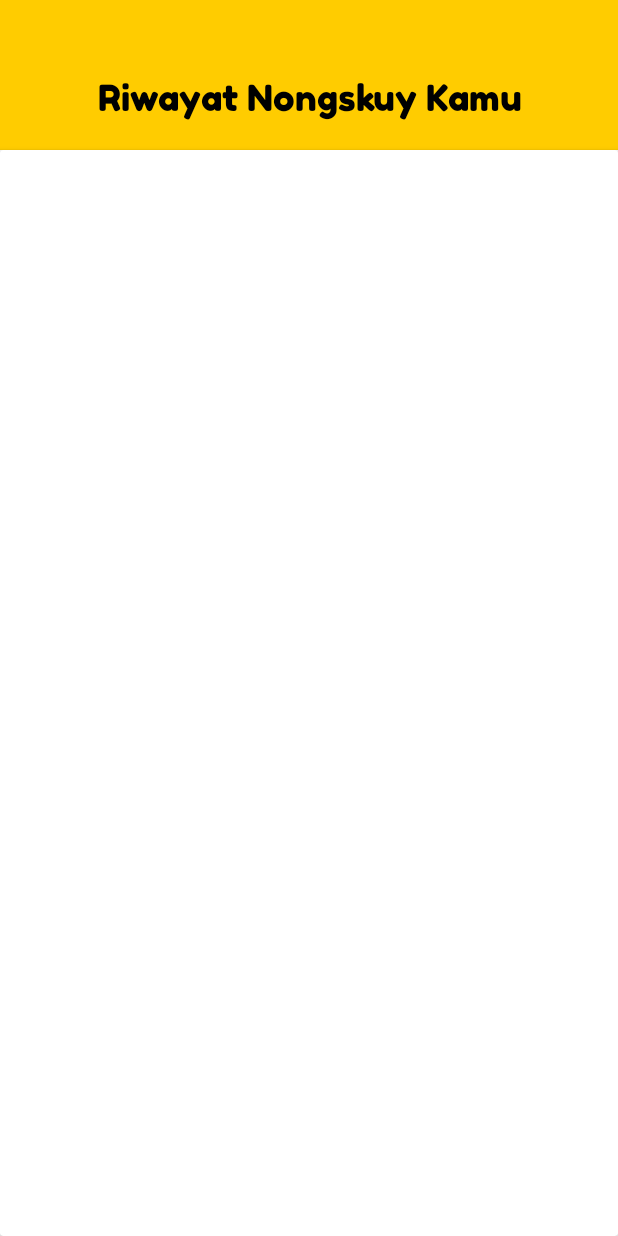
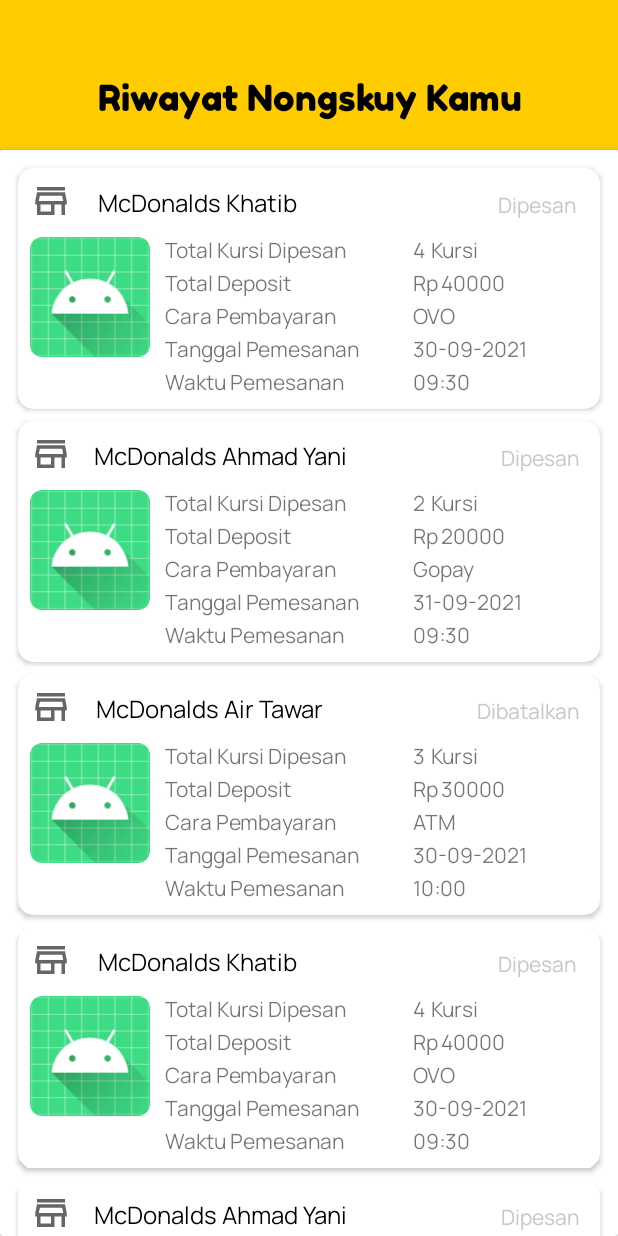
Before and after one commit to Deballl13/Nongsky, an Android app: the RiwayatPemesananTempatActivity screen opened directly, with no data from a screen before it, on a phone screen of 412 x 824 dp. Run offline under Robolectric (Android 15) with nearby library versions, the phone set to English and light mode, and no system bars; our stand-ins replace CircleImageView.

Commit message:
Java Riwayat Nongskuy

```diff
--- a/app/src/main/java/com/nongskuy/nongskuy/RiwayatPemesananTempatActivity.java
+++ b/app/src/main/java/com/nongskuy/nongskuy/RiwayatPemesananTempatActivity.java
@@ -1,14 +1,81 @@
 package com.nongskuy.nongskuy;
 
 import androidx.appcompat.app.AppCompatActivity;
+import androidx.recyclerview.widget.LinearLayoutManager;
+import androidx.recyclerview.widget.RecyclerView;
 
 import android.os.Bundle;
 
+import com.nongskuy.nongskuy.adapter.RiwayatNongskuyAdapter;
+import com.nongskuy.nongskuy.model.RiwayatNongskuy;
+
+import java.util.ArrayList;
+
 public class RiwayatPemesananTempatActivity extends AppCompatActivity {
+
+    RecyclerView rvRiwayatNongskuy;
+    RiwayatNongskuyAdapter riwayatNongskuyAdapter;
 
     @Override
     protected void onCreate(Bundle savedInstanceState) {
         super.onCreate(savedInstanceState);
         setContentView(R.layout.activity_riwayat_pemesanan_tempat);
+
+        riwayatNongskuyAdapter = new RiwayatNongskuyAdapter();
+        riwayatNongskuyAdapter.setListRiwayatNongskuy(dataDummy());
+
+        LinearLayoutManager layoutManager= new LinearLayoutManager(this);
+
+        rvRiwayatNongskuy = findViewById(R.id.rvRiwayatNongskuy);
+        rvRiwayatNongskuy.setAdapter(riwayatNongskuyAdapter);
+        rvRiwayatNongskuy.setLayoutManager(layoutManager);
+    }
+
+    public ArrayList<RiwayatNongskuy> dataDummy(){
+        ArrayList<RiwayatNongskuy> listRiwayatNongskuy = new ArrayList<>();
+        listRiwayatNongskuy.add(new RiwayatNongskuy("McDonalds Khatib",
+                "Dipesan",
+                4,
+                40000,
+                "OVO",
+                "30-09-2021",
+                "09:30"));
+        listRiwayatNongskuy.add(new RiwayatNongskuy("McDonalds Ahmad Yani",
+                "Dipesan",
+                2,
+                20000,
+                "Gopay",
+                "31-09-2021",
+                "09:30"));
+        listRiwayatNongskuy.add(new RiwayatNongskuy("McDonalds Air Tawar",
+                "Dibatalkan",
+                3,
+                30000,
+                "ATM",
+                "30-09-2021",
+                "10:00"));
+        listRiwayatNongskuy.add(new RiwayatNongskuy("McDonalds Khatib",
+                "Dipesan",
+                4,
+                40000,
+                "OVO",
+                "30-09-2021",
+                "09:30"));
+        listRiwayatNongskuy.add(new RiwayatNongskuy("McDonalds Ahmad Yani",
+                "Dipesan",
+                2,
+                20000,
+                "Gopay",
+                "31-09-2021",
+                "09:30"));
+        listRiwayatNongskuy.add(new RiwayatNongskuy("McDonalds Air Tawar",
+                "Dibatalkan",
+                3,
+                30000,
+                "ATM",
+                "30-09-2021",
+                "10:00"));
+
+        return listRiwayatNongskuy;
     }
 }
--- /dev/null
+++ b/app/src/main/java/com/nongskuy/nongskuy/adapter/RiwayatNongskuyAdapter.java
@@ -0,0 +1,68 @@
+package com.nongskuy.nongskuy.adapter;
+
+import android.animation.LayoutTransition;
+import android.view.LayoutInflater;
+import android.view.View;
+import android.view.ViewGroup;
+import android.widget.TextView;
+
+import androidx.annotation.NonNull;
+import androidx.recyclerview.widget.RecyclerView;
+
+import com.nongskuy.nongskuy.R;
+import com.nongskuy.nongskuy.model.RiwayatNongskuy;
+
+import java.util.ArrayList;
+
+public class RiwayatNongskuyAdapter extends RecyclerView.Adapter<RiwayatNongskuyAdapter.RiwayatNongskuyViewHolder>{
+
+    //View Holder
+    public class RiwayatNongskuyViewHolder extends RecyclerView.ViewHolder {
+        TextView textNamaToko,textStatusPesan, textTotalKursi, textTotalDeposit, textCaraBayar, textTglPesan, textWaktuPesan;
+        public RiwayatNongskuyViewHolder(@NonNull View itemView) {
+            super(itemView);
+            textNamaToko = itemView.findViewById(R.id.textNamaToko);
+            textStatusPesan = itemView.findViewById(R.id.textStatusPesan);
+            textTotalKursi = itemView.findViewById(R.id.textTotalKursi);
+            textTotalDeposit = itemView.findViewById(R.id.textTotalDeposit);
+            textCaraBayar= itemView.findViewById(R.id.textCaraBayar);
+            textTglPesan = itemView.findViewById(R.id.textTglPesan);
+            textWaktuPesan = itemView.findViewById(R.id.textWaktuPesan);
+
+        }
+    }
+
+    //Array List menampung dan set data yang ditampilkan
+    ArrayList<RiwayatNongskuy> listRiwayatNongskuy = new ArrayList<>();
+    public void setListRiwayatNongskuy(ArrayList<RiwayatNongskuy> listRiwayatNongskuy) {
+        this.listRiwayatNongskuy = listRiwayatNongskuy;
+        notifyDataSetChanged();
+    }
+
+    //Method adapter
+    @NonNull
+    @Override
+    public RiwayatNongskuyAdapter.RiwayatNongskuyViewHolder onCreateViewHolder(@NonNull ViewGroup parent, int viewType) {
+        LayoutInflater inflater = LayoutInflater.from(parent.getContext());
+        View view = inflater.inflate(R.layout.card_riwayat_pemesanan_tempat, parent,false);
+        RiwayatNongskuyViewHolder viewHolder = new RiwayatNongskuyViewHolder(view);
+        return viewHolder;
+    }
+
+    @Override
+    public void onBindViewHolder(@NonNull RiwayatNongskuyAdapter.RiwayatNongskuyViewHolder viewHolder, int position) {
+        RiwayatNongskuy riwayatNongskuy = listRiwayatNongskuy.get(position);
+        viewHolder.textNamaToko.setText(riwayatNongskuy.namaToko);
+        viewHolder.textStatusPesan.setText(riwayatNongskuy.statusPesan);
+        viewHolder.textTotalKursi.setText(riwayatNongskuy.totalKursi.toString());
+        viewHolder.textTotalDeposit.setText(riwayatNongskuy.totalDeposit.toString());
+        viewHolder.textCaraBayar.setText(riwayatNongskuy.caraBayar);
+        viewHolder.textTglPesan.setText(riwayatNongskuy.tglPesan);
+        viewHolder.textWaktuPesan.setText(riwayatNongskuy.waktuPesan);
+    }
+
+    @Override
+    public int getItemCount() {
+        return listRiwayatNongskuy.size();
+    }
+}
--- /dev/null
+++ b/app/src/main/java/com/nongskuy/nongskuy/model/RiwayatNongskuy.java
@@ -0,0 +1,23 @@
+package com.nongskuy.nongskuy.model;
+
+public class RiwayatNongskuy {
+    public String namaToko;
+    public String statusPesan;
+    public Integer totalKursi;
+    public Integer totalDeposit;
+    public String caraBayar;
+    public String tglPesan;
+    public String waktuPesan;
+
+    public RiwayatNongskuy() {}
+
+    public RiwayatNongskuy(String namaToko, String statusPesan, Integer totalKursi, Integer totalDeposit, String caraBayar, String tglPesan, String waktuPesan){
+        this.namaToko = namaToko;
+        this.statusPesan = statusPesan;
+        this.totalKursi = totalKursi;
+        this.totalDeposit = totalDeposit;
+        this.caraBayar = caraBayar;
+        this.tglPesan = tglPesan;
+        this.waktuPesan = waktuPesan;
+    }
+}
--- a/app/src/main/res/layout/activity_riwayat_pemesanan_tempat.xml
+++ b/app/src/main/res/layout/activity_riwayat_pemesanan_tempat.xml
@@ -4,7 +4,8 @@
     xmlns:tools="http://schemas.android.com/tools"
     android:layout_width="match_parent"
     android:layout_height="match_parent"
-    tools:context=".RiwayatPemesananTempatActivity">
+    tools:context=".RiwayatPemesananTempatActivity"
+    android:background="@color/background_gray">
 
     <androidx.appcompat.widget.Toolbar
         android:id="@+id/toolbarRiwayatPemesananTempat"
@@ -36,7 +37,8 @@
         android:id="@+id/cardRiwayatNongskuy"
         android:layout_width="match_parent"
         android:layout_height="match_parent"
-        android:layout_marginTop="100dp">
+        android:layout_marginTop="100dp"
+        android:background="@color/background_gray">
 
         <androidx.recyclerview.widget.RecyclerView
             android:id="@+id/rvRiwayatNongskuy"
--- a/app/src/main/res/layout/card_riwayat_pemesanan_tempat.xml
+++ b/app/src/main/res/layout/card_riwayat_pemesanan_tempat.xml
@@ -7,7 +7,8 @@
     android:layout_marginVertical="4dp"
     android:layout_marginHorizontal="12dp"
     android:layout_gravity="top"
-    app:cardCornerRadius="10dp">
+    app:cardCornerRadius="10dp"
+    android:background="@color/white">
 
     <androidx.constraintlayout.widget.ConstraintLayout
         android:layout_width="match_parent"
@@ -31,14 +32,14 @@
             android:text="McDonald's Ahmad Yani, Padang"
             android:textAlignment="textStart"
             android:textColor="@color/black"
-            android:textSize="16dp"
-            app:layout_constraintEnd_toEndOf="@+id/textStatusPesanan"
+            android:textSize="16sp"
+            app:layout_constraintEnd_toEndOf="@+id/textStatusPesan"
             app:layout_constraintHorizontal_bias="0.086"
             app:layout_constraintStart_toEndOf="@+id/logoStore"
             app:layout_constraintTop_toTopOf="parent" />
 
         <TextView
-            android:id="@+id/textStatusPesanan"
+            android:id="@+id/textStatusPesan"
             android:layout_width="wrap_content"
             android:layout_height="match_parent"
             android:layout_marginTop="5dp"
@@ -46,16 +47,18 @@
             android:text="Dipesan"
             android:textAlignment="textEnd"
             android:textColor="@color/gray"
-            android:textSize="14dp"
+            android:textSize="14sp"
+            app:layout_constraintBottom_toBottomOf="@+id/textNamaToko"
             app:layout_constraintEnd_toEndOf="parent"
             app:layout_constraintHorizontal_bias="0.943"
             app:layout_constraintStart_toEndOf="@+id/textNamaToko"
-            app:layout_constraintTop_toTopOf="parent" />
+            app:layout_constraintTop_toTopOf="parent"
+            app:layout_constraintVertical_bias="0.777" />
 
         <com.google.android.material.imageview.ShapeableImageView
             android:id="@+id/logoToko"
-            android:layout_width="100dp"
-            android:layout_height="100dp"
+            android:layout_width="80dp"
+            android:layout_height="80dp"
             android:layout_marginTop="10dp"
             app:layout_constraintEnd_toEndOf="parent"
             app:layout_constraintHorizontal_bias="0.0"
@@ -68,7 +71,7 @@
             android:id="@+id/TotalKursi"
             android:layout_width="140dp"
             android:layout_height="wrap_content"
-            android:layout_marginStart="16dp"
+            android:layout_marginStart="10dp"
             android:layout_marginTop="10dp"
             android:text="Total Kursi Dipesan"
             android:textSize="14sp"
@@ -80,7 +83,7 @@
             android:id="@+id/TotalDeposit"
             android:layout_width="140dp"
             android:layout_height="wrap_content"
-            android:layout_marginStart="16dp"
+            android:layout_marginStart="10dp"
             android:layout_marginTop="2dp"
             android:text="Total Deposit"
             android:textSize="14sp"
@@ -92,7 +95,7 @@
             android:id="@+id/CaraBayar"
             android:layout_width="140dp"
             android:layout_height="wrap_content"
-            android:layout_marginStart="16dp"
+            android:layout_marginStart="10dp"
             android:layout_marginTop="2dp"
             android:text="Cara Pembayaran"
             android:textSize="14sp"
@@ -104,7 +107,7 @@
             android:id="@+id/TanggalPesan"
             android:layout_width="140dp"
             android:layout_height="wrap_content"
-            android:layout_marginStart="16dp"
+            android:layout_marginStart="10dp"
             android:layout_marginTop="2dp"
             android:text="Tanggal Pemesanan"
             android:textSize="14sp"
@@ -116,7 +119,7 @@
             android:id="@+id/WaktuPesan"
             android:layout_width="140dp"
             android:layout_height="wrap_content"
-            android:layout_marginStart="16dp"
+            android:layout_marginStart="10dp"
             android:layout_marginTop="2dp"
             android:text="Waktu Pemesanan"
             android:textSize="14sp"
@@ -133,16 +136,15 @@
             android:textAlignment="textStart"
             android:textSize="14sp"
             android:fontFamily="@font/manrope_regular"
-            app:layout_constraintBottom_toBottomOf="@+id/TextTotalKursiPesan"
+            app:layout_constraintBottom_toBottomOf="@+id/textTotalKursi"
             app:layout_constraintHorizontal_bias="0.15"
-            app:layout_constraintStart_toEndOf="@+id/TextTotalKursiPesan" />
+            app:layout_constraintStart_toEndOf="@+id/textTotalKursi" />
 
         <TextView
-            android:id="@+id/TextTotalKursiPesan"
+            android:id="@+id/textTotalKursi"
             android:layout_width="wrap_content"
             android:layout_height="wrap_content"
             android:layout_marginStart="25dp"
-            android:text="4"
             android:textAlignment="textStart"
             android:textSize="14sp"
             android:fontFamily="@font/manrope_regular"
@@ -150,11 +152,10 @@
             app:layout_constraintStart_toEndOf="@+id/TotalKursi" />
 
         <TextView
-            android:id="@+id/TextUang"
+            android:id="@+id/textTotalDeposit"
             android:layout_width="wrap_content"
             android:layout_height="wrap_content"
             android:layout_marginStart="2dp"
-            android:text="10000"
             android:textAlignment="textStart"
             android:textSize="14sp"
             android:fontFamily="@font/manrope_regular"
@@ -174,12 +175,11 @@
             app:layout_constraintStart_toEndOf="@+id/TotalDeposit" />
 
         <TextView
-            android:id="@+id/TextTanggalPesan"
+            android:id="@+id/textTglPesan"
             android:layout_width="wrap_content"
             android:layout_height="wrap_content"
             android:layout_marginStart="25dp"
             android:fontFamily="@font/manrope_regular"
-            android:text="29/10/2021"
             android:textAlignment="textStart"
             android:textSize="14sp"
             app:layout_constraintBottom_toBottomOf="@+id/TanggalPesan"
@@ -191,19 +191,17 @@
             android:layout_height="wrap_content"
             android:layout_marginStart="25dp"
             android:fontFamily="@font/manrope_regular"
-            android:text="OVO"
             android:textAlignment="textStart"
             android:textSize="14sp"
             app:layout_constraintBottom_toBottomOf="@+id/CaraBayar"
             app:layout_constraintStart_toEndOf="@+id/CaraBayar" />
 
         <TextView
-            android:id="@+id/TextWaktuPesan"
+            android:id="@+id/textWaktuPesan"
             android:layout_width="wrap_content"
             android:layout_height="wrap_content"
             android:layout_marginStart="25dp"
             android:fontFamily="@font/manrope_regular"
-            android:text="21:00:03"
             android:textAlignment="textStart"
             android:textSize="14sp"
             app:layout_constraintBottom_toBottomOf="@+id/WaktuPesan"
```
